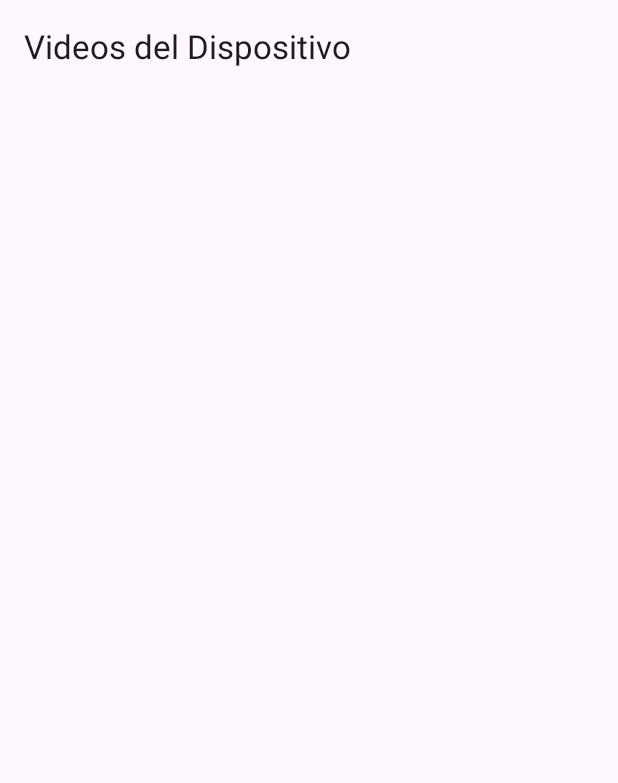
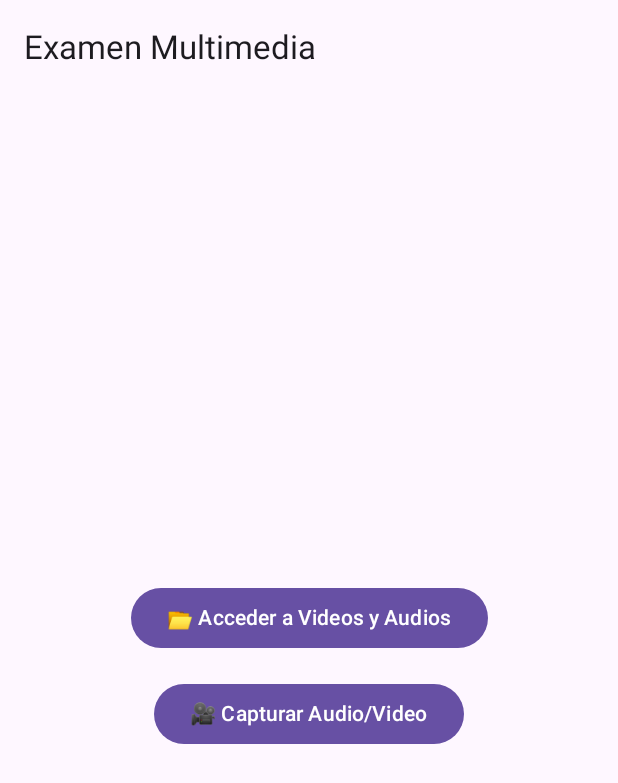
Before and after one commit to Sacro93/ExamenMultimedia, an Android app built with Jetpack Compose: the screen it shows after launch (MainActivity), on a phone screen of 412 x 824 dp. Shown: the top 783 px of the screen. Run offline under Robolectric (Android 15) with nearby library versions, the phone set to English and light mode, and no system bars; our stand-ins replace Dagger/Hilt's generated code.

Commit message:
funcionalidad grabar video ok

```diff
--- a/app/src/main/java/com/example/examenmultimedia/Model/MediaFile.kt
+++ b/app/src/main/java/com/example/examenmultimedia/Model/Utils/MediaFile.kt
@@ -1,4 +1,4 @@
-package com.example.examenmultimedia.Model
+package com.example.examenmultimedia.Model.Utils
 
 import android.graphics.Bitmap
 import android.net.Uri
--- a/app/src/main/java/com/example/examenmultimedia/Model/MediaRespository.kt
+++ b/app/src/main/java/com/example/examenmultimedia/Model/Utils/MediaRespository.kt
@@ -1,4 +1,4 @@
-package com.example.examenmultimedia.Model
+package com.example.examenmultimedia.Model.Utils
 
 import android.content.ContentResolver
 import android.content.ContentUris
@@ -49,7 +49,7 @@ class MediaRepository @Inject constructor(@ApplicationContext private val contex
 
                 Log.d("MediaRepository", "Archivo encontrado: $name, URI: $contentUri")
 
-                mediaList.add(MediaFile(contentUri, name, duration, thumbnail))
+                mediaList.add(MediaFile(contentUri, name, duration, null))
             }
         }
 
--- a/app/src/main/java/com/example/examenmultimedia/View/AppNavigation/AppNavigation.kt
+++ b/app/src/main/java/com/example/examenmultimedia/View/AppNavigation/AppNavigation.kt
@@ -3,30 +3,43 @@ package com.example.examenmultimedia.View.AppNavigation
 import MediaViewModel
 import android.net.Uri
 import androidx.compose.runtime.Composable
+import androidx.navigation.NavHostController
 import androidx.navigation.compose.NavHost
 import androidx.navigation.compose.composable
-import androidx.navigation.compose.rememberNavController
+import com.example.examenmultimedia.Model.Utils.MediaPlayerController
+import com.example.examenmultimedia.View.CaptureScreen
 import com.example.examenmultimedia.View.DetailScreen.DetailScreen
+import com.example.examenmultimedia.View.HomScreen.HomeScreen
 import com.example.examenmultimedia.View.MainScreen.MainScreen
+import com.example.examenmultimedia.ViewModel.Media.CaptureViewModel
 
 
-/*---------------¿Qué hace este código?
+@Composable
+fun AppNavigation(
+    navController: NavHostController,
+    viewModel: MediaViewModel,
+    mediaPlayerController: MediaPlayerController,
+    captureViewModel: CaptureViewModel // ✅ Agregado
+) {
+    NavHost(navController = navController, startDestination = "homeScreen") {
 
-NavHost maneja la navegación entre mainScreen (lista) y detailScreen (reproductor).
-Pasamos el URI y el título del archivo multimedia a la pantalla de detalles.
-*/
-@Composable
-fun AppNavigation(viewModel: MediaViewModel) {
-    val navController = rememberNavController()
+        composable("homeScreen") {
+            HomeScreen(navController)
+        }
 
-    NavHost(navController = navController, startDestination = "mainScreen") {
         composable("mainScreen") {
             MainScreen(navController, viewModel)
         }
+
+        composable("captureScreen") {
+            CaptureScreen(navController, captureViewModel) // ✅ Corrección: Pasar `captureViewModel`
+        }
+
         composable("detailScreen/{uri}/{title}") { backStackEntry ->
             val uri = Uri.decode(backStackEntry.arguments?.getString("uri") ?: "")
             val title = backStackEntry.arguments?.getString("title") ?: "Sin título"
-            DetailScreen(uri, title, navController, viewModel)
+
+            DetailScreen(uri, title, navController, mediaPlayerController)
         }
     }
 }
--- /dev/null
+++ b/app/src/main/java/com/example/examenmultimedia/View/HomScreen/HomeScreen.kt
@@ -0,0 +1,39 @@
+package com.example.examenmultimedia.View.HomScreen
+
+
+
+import androidx.compose.foundation.layout.*
+import androidx.compose.material3.*
+import androidx.compose.runtime.Composable
+import androidx.compose.ui.Alignment
+import androidx.compose.ui.Modifier
+import androidx.compose.ui.unit.dp
+import androidx.navigation.NavController
+
+
+@OptIn(ExperimentalMaterial3Api::class)
+@Composable
+fun HomeScreen(navController: NavController) {
+    Scaffold(
+        topBar = {
+            TopAppBar(title = { Text("Examen Multimedia") })
+        }
+    ) { paddingValues ->
+        Column(
+            modifier = Modifier
+                .fillMaxSize()
+                .padding(paddingValues)
+                .padding(16.dp),
+            verticalArrangement = Arrangement.Center,
+            horizontalAlignment = Alignment.CenterHorizontally
+        ) {
+            Button(onClick = { navController.navigate("mainScreen") }) {
+                Text("📂 Acceder a Videos y Audios")
+            }
+            Spacer(modifier = Modifier.height(16.dp))
+            Button(onClick = { navController.navigate("captureScreen") }) {
+                Text("🎥 Capturar Audio/Video")
+            }
+        }
+    }
+}
--- a/app/src/main/java/com/example/examenmultimedia/View/MainActivity.kt
+++ b/app/src/main/java/com/example/examenmultimedia/View/MainActivity.kt
@@ -4,27 +4,25 @@ import MediaViewModel
 import android.os.Bundle
 import androidx.activity.ComponentActivity
 import androidx.activity.compose.setContent
-import androidx.lifecycle.ViewModelProvider
-import androidx.media3.exoplayer.ExoPlayer
+import androidx.navigation.compose.rememberNavController
+import com.example.examenmultimedia.Model.Utils.MediaPlayerController
 import com.example.examenmultimedia.View.AppNavigation.AppNavigation
-import com.example.examenmultimedia.Model.MediaRepository
-import com.example.examenmultimedia.ViewModel.MediaViewModelFactory
+import com.example.examenmultimedia.Model.Utils.MediaRepository
+import com.example.examenmultimedia.ViewModel.Media.CaptureViewModel
 
 
 class MainActivity : ComponentActivity() {
-
     override fun onCreate(savedInstanceState: Bundle?) {
         super.onCreate(savedInstanceState)
 
         val mediaRepository = MediaRepository(this)
-        val exoPlayer = ExoPlayer.Builder(this).build()
-
-        val viewModelFactory = MediaViewModelFactory(mediaRepository, exoPlayer)
-        val viewModel = ViewModelProvider(this, viewModelFactory).get(MediaViewModel::class.java) // FIX
-
+        val mediaViewModel = MediaViewModel(mediaRepository)
+        val mediaPlayerController = MediaPlayerController(this)
+        val captureViewModel = CaptureViewModel()
         setContent {
-            RequestPermissionEffect() // FIX: Asegurar que se llama aquí correctamente
-            AppNavigation(viewModel)
+            val navController = rememberNavController()
+            RequestPermissionEffect()
+            AppNavigation(navController, mediaViewModel, mediaPlayerController,captureViewModel)
         }
     }
 }
--- a/app/src/main/java/com/example/examenmultimedia/View/RequestPermissionEffect.kt
+++ b/app/src/main/java/com/example/examenmultimedia/View/RequestPermissionEffect.kt
@@ -1,6 +1,7 @@
 package com.example.examenmultimedia.View
 
 import android.Manifest
+import android.content.pm.PackageManager
 import android.os.Build
 import android.widget.Toast
 import androidx.activity.compose.rememberLauncherForActivityResult
@@ -8,24 +9,36 @@ import androidx.activity.result.contract.ActivityResultContracts
 import androidx.compose.runtime.Composable
 import androidx.compose.runtime.LaunchedEffect
 import androidx.compose.ui.platform.LocalContext
+import androidx.core.content.ContextCompat
+
 
 @Composable
 fun RequestPermissionEffect() {
     val context = LocalContext.current
     val permissionLauncher = rememberLauncherForActivityResult(
-        ActivityResultContracts.RequestPermission()
-    ) { isGranted ->
-        if (!isGranted) {
-            Toast.makeText(context, "Se requieren permisos para acceder a los videos", Toast.LENGTH_LONG).show()
+        contract = ActivityResultContracts.RequestMultiplePermissions(),
+        onResult = { permissions ->
+            val allGranted = permissions.entries.all { it.value }
+            if (!allGranted) {
+                Toast.makeText(context, "Se requieren permisos para capturar video/audio", Toast.LENGTH_LONG).show()
+            }
         }
-    }
+    )
 
     LaunchedEffect(Unit) {
-        val permission = if (Build.VERSION.SDK_INT >= Build.VERSION_CODES.TIRAMISU) {
-            Manifest.permission.READ_MEDIA_VIDEO
-        } else {
-            Manifest.permission.READ_EXTERNAL_STORAGE
-        }
-        permissionLauncher.launch(permission)
+        permissionLauncher.launch(
+            if (Build.VERSION.SDK_INT >= Build.VERSION_CODES.TIRAMISU) {
+                arrayOf(
+                    Manifest.permission.CAMERA,
+                    Manifest.permission.RECORD_AUDIO
+                )
+            } else {
+                arrayOf(
+                    Manifest.permission.CAMERA,
+                    Manifest.permission.RECORD_AUDIO,
+                    Manifest.permission.WRITE_EXTERNAL_STORAGE
+                )
+            }
+        )
     }
 }
--- /dev/null
+++ b/app/src/main/java/com/example/examenmultimedia/ViewModel/Media/MediaViewModel.kt
@@ -0,0 +1,50 @@
+import androidx.lifecycle.ViewModel
+import androidx.lifecycle.viewModelScope
+import com.example.examenmultimedia.Model.Utils.MediaFile
+import com.example.examenmultimedia.Model.Utils.MediaRepository
+import kotlinx.coroutines.flow.MutableStateFlow
+import kotlinx.coroutines.launch
+import kotlinx.coroutines.flow.StateFlow
+import kotlinx.coroutines.flow.asStateFlow
+
+
+/*✅ MediaViewModel maneja:
+1️⃣ Carga de archivos multimedia desde el almacenamiento del dispositivo o res/raw.
+2️⃣ Gestión del estado de los archivos (mantiene una lista de videos y audios).
+3️⃣ Interacción con MediaRepository para obtener datos de MediaStore y res/raw.*/
+
+
+class MediaViewModel(private val mediaRepository: MediaRepository) : ViewModel() {
+
+    private val _mediaFiles = MutableStateFlow<List<MediaFile>>(emptyList())
+    val mediaFiles: StateFlow<List<MediaFile>> = _mediaFiles.asStateFlow()
+
+    private val _source = MutableStateFlow(MediaSource.DEVICE)
+    val source: StateFlow<MediaSource> = _source.asStateFlow()
+
+    init {
+        setSource(MediaSource.DEVICE)
+    }
+
+    fun setSource(source: MediaSource) {
+        _source.value = source
+        when (source) {
+            MediaSource.DEVICE -> loadMediaFilesFromDevice()
+            MediaSource.RAW -> loadMediaFilesFromRaw()
+        }
+    }
+
+    private fun loadMediaFilesFromDevice() {
+        viewModelScope.launch {
+            _mediaFiles.value = mediaRepository.getMediaFilesFromMediaStore()
+        }
+    }
+
+    private fun loadMediaFilesFromRaw() {
+        _mediaFiles.value = mediaRepository.getMediaFilesFromRaw()
+    }
+}
+
+enum class MediaSource {
+    DEVICE, RAW
+}
--- a/app/src/main/java/com/example/examenmultimedia/ViewModel/MediaViewModelFactory.kt
+++ b/app/src/main/java/com/example/examenmultimedia/ViewModel/Media/MediaViewModelFactory.kt
@@ -1,20 +1,18 @@
-package com.example.examenmultimedia.ViewModel
+package com.example.examenmultimedia.ViewModel.Media
 
 import MediaViewModel
 import androidx.lifecycle.ViewModel
 import androidx.lifecycle.ViewModelProvider
-import androidx.media3.exoplayer.ExoPlayer
-import com.example.examenmultimedia.Model.MediaRepository
+import com.example.examenmultimedia.Model.Utils.MediaRepository
 
 class MediaViewModelFactory(
-    private val mediaRepository: MediaRepository,
-    private val exoPlayer: ExoPlayer
+    private val mediaRepository: MediaRepository
 ) : ViewModelProvider.Factory {
 
     override fun <T : ViewModel> create(modelClass: Class<T>): T {
         if (modelClass.isAssignableFrom(MediaViewModel::class.java)) {
             @Suppress("UNCHECKED_CAST")
-            return MediaViewModel(mediaRepository, exoPlayer) as T
+            return MediaViewModel(mediaRepository) as T // ExoPlayer eliminado
         }
         throw IllegalArgumentException("Unknown ViewModel class")
     }
--- a/app/src/main/java/com/example/examenmultimedia/ViewModel/MediaViewModel.kt
+++ /dev/null
@@ -1,124 +0,0 @@
-import android.net.Uri
-import android.util.Log
-import androidx.lifecycle.ViewModel
-import androidx.lifecycle.viewModelScope
-import androidx.media3.common.MediaItem
-import androidx.media3.common.Player
-import androidx.media3.exoplayer.ExoPlayer
-import com.example.examenmultimedia.Model.MediaFile
-import com.example.examenmultimedia.Model.MediaRepository
-import kotlinx.coroutines.delay
-import kotlinx.coroutines.flow.MutableStateFlow
-
-import kotlinx.coroutines.flow.*
-import kotlinx.coroutines.launch
-
-class MediaViewModel(
-    private val mediaRepository: MediaRepository,
-    private val exoPlayer: ExoPlayer
-) : ViewModel() {
-
-    private val _mediaFiles = MutableStateFlow<List<MediaFile>>(emptyList())
-    val mediaFiles: StateFlow<List<MediaFile>> = _mediaFiles.asStateFlow()
-
-    private val _playerState = MutableStateFlow(PlayerState.IDLE)
-    val playerState: StateFlow<PlayerState> = _playerState.asStateFlow()
-
-    private val _progress = MutableStateFlow(0L)
-    val progress: StateFlow<Long> = _progress.asStateFlow()
-
-    private val _duration = MutableStateFlow(0L)
-    val duration: StateFlow<Long> = _duration.asStateFlow()
-
-    private val _isMuted = MutableStateFlow(false)
-    val isMuted: StateFlow<Boolean> = _isMuted.asStateFlow()
-
-    private val _source = MutableStateFlow(MediaSource.DEVICE) // Inicialmente carga desde el dispositivo
-    val source: StateFlow<MediaSource> = _source.asStateFlow()
-
-    init {
-        setSource(MediaSource.DEVICE) // Cargar desde MediaStore por defecto
-        setupPlayerListener()
-    }
-
-    /**
-     * Establece la fuente de datos (MediaStore o res/raw)
-     */
-    fun setSource(source: MediaSource) {
-        _source.value = source
-        when (source) {
-            MediaSource.DEVICE -> loadMediaFilesFromDevice()
-            MediaSource.RAW -> loadMediaFilesFromRaw()
-        }
-    }
-
-    /**
-     * Cargar archivos desde el almacenamiento del dispositivo.
-     */
-    fun loadMediaFilesFromDevice() {
-        viewModelScope.launch {
-            _mediaFiles.value = mediaRepository.getMediaFilesFromMediaStore()
-        }
-    }
-
-    /**
-     * Cargar archivos desde `res/raw`.
-     */
-    fun loadMediaFilesFromRaw() {
-        _mediaFiles.value = mediaRepository.getMediaFilesFromRaw()
-    }
-
-
-    private fun setupPlayerListener() {
-        exoPlayer.addListener(object : Player.Listener {
-            override fun onPlaybackStateChanged(state: Int) {
-                when (state) {
-                    Player.STATE_READY -> {
-                        _duration.value = exoPlayer.duration.takeIf { it > 0 } ?: 0L
-                        Log.d("ExoPlayer", "Reproductor listo. Duración: ${_duration.value} ms")
-                    }
-                    Player.STATE_ENDED -> {
-                        _playerState.value = PlayerState.STOPPED
-                        Log.d("ExoPlayer", "Reproducción terminada.")
-                    }
-                }
-            }
-
-            override fun onIsPlayingChanged(isPlaying: Boolean) {
-                _playerState.value = if (isPlaying) PlayerState.PLAYING else PlayerState.PAUSED
-                Log.d("ExoPlayer", "¿Está reproduciendo? $isPlaying")
-            }
-        })
-    }
-
-    /**
-     * Actualiza el progreso de la reproducción cada 500ms.
-     */
-    private fun startProgressUpdates() {
-        viewModelScope.launch {
-            while (_playerState.value == PlayerState.PLAYING) {
-                _progress.value = exoPlayer.currentPosition
-                delay(500L) // Actualiza cada 500ms
-            }
-        }
-    }
-
-    override fun onCleared() {
-        super.onCleared()
-        exoPlayer.release()
-    }
-}
-
-/**
- * Estados del reproductor.
- */
-enum class PlayerState {
-    IDLE, PLAYING, PAUSED, STOPPED
-}
-
-/**
- * Fuentes de datos posibles.
- */
-enum class MediaSource {
-    DEVICE, RAW
-}
--- /dev/null
+++ b/app/src/main/res/xml/file_paths.xml
@@ -0,0 +1,4 @@
+<?xml version="1.0" encoding="utf-8"?>
+<paths>
+    <external-files-path name="videos" path="Movies/" />
+</paths>
```
Also changed, not shown: app/src/main/AndroidManifest.xml (+17 -2 lines), app/src/main/java/com/example/examenmultimedia/Model/Utils/MediaPlayerController.kt (added, +72 -0 lines), app/src/main/java/com/example/examenmultimedia/Model/Utils/createVideoFileUri.kt (added, +29 -0 lines), app/src/main/java/com/example/examenmultimedia/View/CaptureScreen.kt (added, +71 -0 lines), app/src/main/java/com/example/examenmultimedia/View/DetailScreen/Detailscreen.kt (+18 -22 lines), app/src/main/java/com/example/examenmultimedia/View/MainScreen/MainScreen.kt (+11 -17 lines), app/src/main/java/com/example/examenmultimedia/View/showFileNameDialog.kt (added, +34 -0 lines), app/src/main/java/com/example/examenmultimedia/ViewModel/Media/CaptureViewModel.kt (added, +40 -0 lines).
